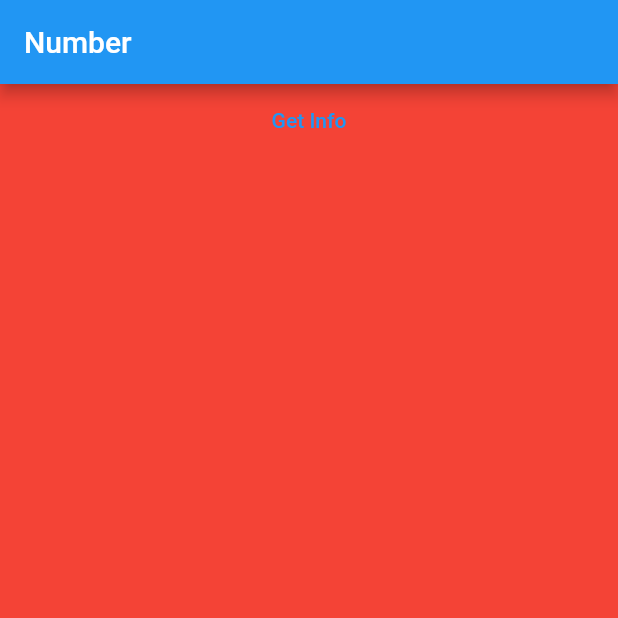
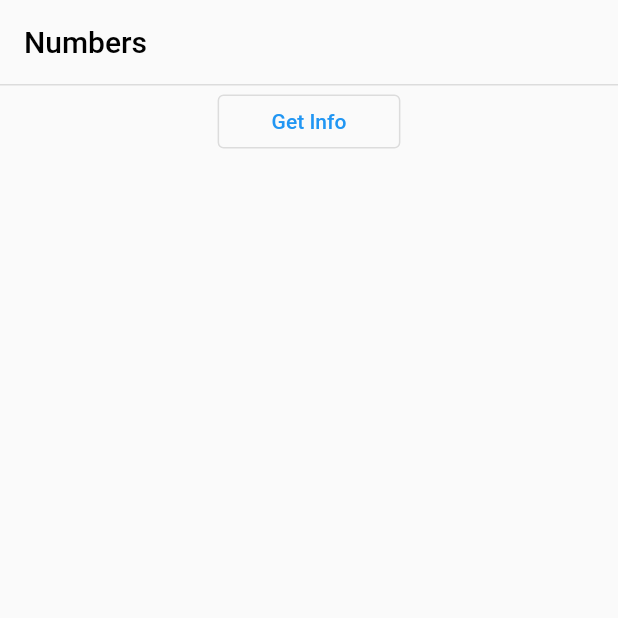
Before and after one commit to BBarisKilic/Numbers, a Flutter app: the screen it shows after launch, on a phone screen of 412 x 824 dp, the top half of it. Run offline on Flutter 3.47's test engine with Material 2 defaults, Android fonts, the phone set to English and light mode, and no system bars; our stand-ins replace bloc, dio, flutter_bloc, freezed_annotation, get_it.

Commit message:
Updated NumberPage.

```diff
--- a/lib/src/presentation/number/pages/number_page.dart
+++ b/lib/src/presentation/number/pages/number_page.dart
@@ -8,21 +8,36 @@ class NumberPage extends StatelessWidget {
 
   @override
   Widget build(BuildContext context) => Scaffold(
-        backgroundColor: Colors.red,
-        appBar: AppBar(title: const Text('Number')),
+        appBar: AppBar(
+          title: const Text(
+            'Numbers',
+            style: TextStyle(
+              color: Colors.black,
+            ),
+          ),
+          elevation: 0,
+          backgroundColor: Colors.transparent,
+          bottom: const PreferredSize(
+            preferredSize: Size.fromHeight(1.0),
+            child: Divider(thickness: 1.0, height: 0.0),
+          ),
+        ),
         body: Center(
           child: Column(
             children: [
-              TextButton(
+              OutlinedButton(
                 onPressed: () =>
                     context.read<NumberCubit>().getNumberInfo(number: 5),
-                child: const Text('Get Info'),
+                child: const Padding(
+                  padding: EdgeInsets.symmetric(horizontal: 20.0),
+                  child: Text('Get Info'),
+                ),
               ),
               BlocBuilder<NumberCubit, NumberState>(
-                builder: (context, state) => state.when(
+                builder: (_, state) => state.when(
                   initial: () => const SizedBox(),
                   loading: () => const CircularProgressIndicator(),
-                  loaded: (info) => Text(info),
+                  loaded: Text.new,
                   error: () => const SizedBox(),
                 ),
               ),
```
